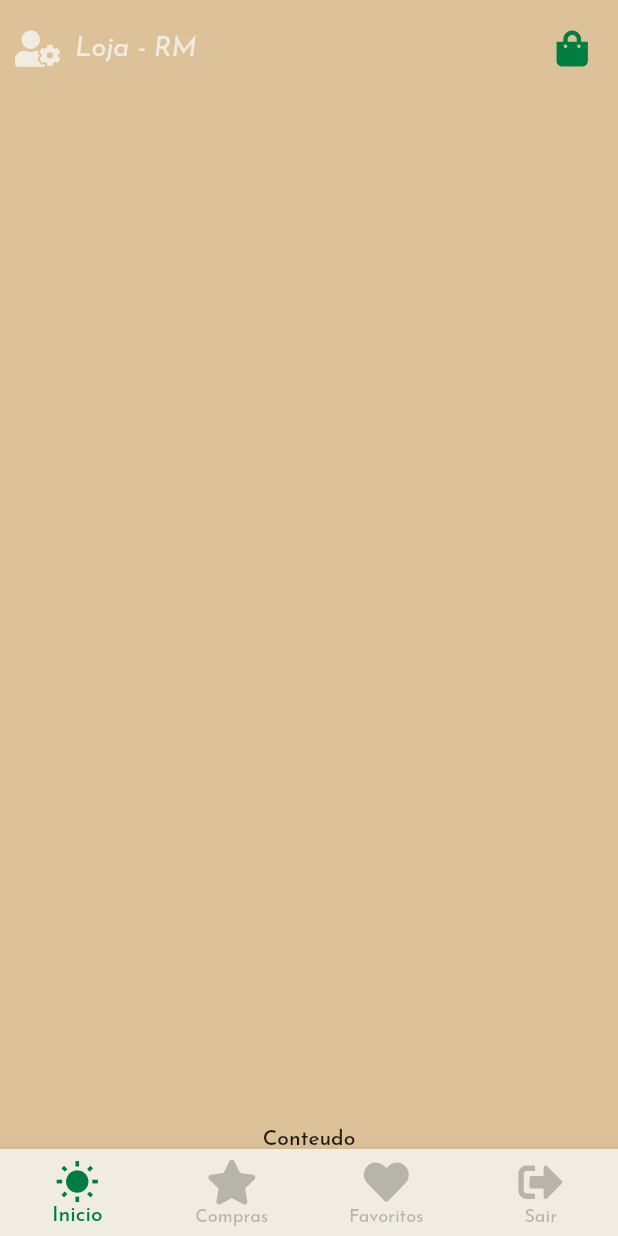
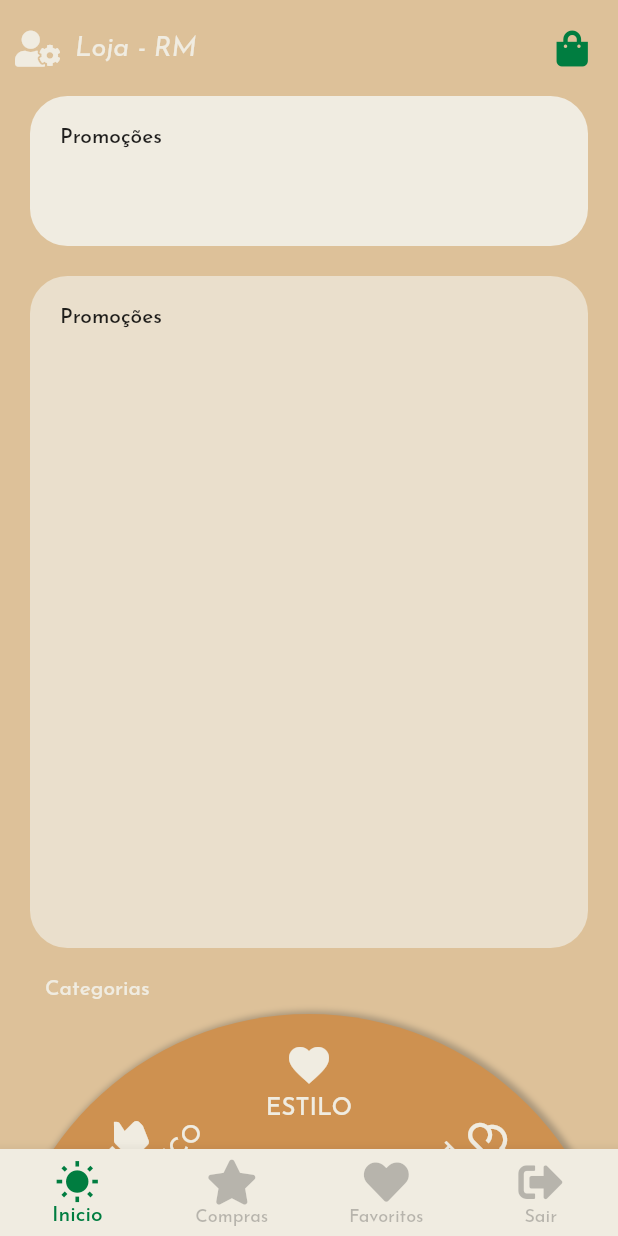
Before and after one commit to Raimundo-Martins/Loja-Virtual-de-Oculos---Flutter, a Flutter app: the screen it shows after launch, on a phone screen of 412 x 824 dp. Run offline on Flutter 3.47's test engine with Material 2 defaults, Android fonts, the phone set to English and light mode, and no system bars; our stand-ins replace font_awesome_flutter.

Commit message:
Roda de Categoria

```diff
--- a/lib/main.dart
+++ b/lib/main.dart
@@ -1,6 +1,6 @@
 import 'package:flutter/material.dart';
 
-import 'view/home_page.dart';
+import 'view/home/home_page.dart';
 
 void main() {
   runApp(MyApp());
--- /dev/null
+++ b/lib/view/home/home_page.dart
@@ -0,0 +1,66 @@
+import 'package:flutter/material.dart';
+import 'package:loja_virtual_oculos/view/home/roda_categoria.dart';
+import 'package:loja_virtual_oculos/view/layout.dart';
+
+class HomePage extends StatelessWidget {
+  static String tag = 'home-page';
+
+  @override
+  Widget build(BuildContext context) {
+    var content = Column(
+      crossAxisAlignment: CrossAxisAlignment.start,
+      children: <Widget>[
+        Container(
+          height: 100,
+          width: double.infinity,
+          margin: EdgeInsets.symmetric(horizontal: 20),
+          padding: EdgeInsets.all(20),
+          decoration: BoxDecoration(
+            color: Layout.light(),
+            borderRadius: BorderRadius.circular(25),
+          ),
+          child: Text('Promoções'),
+        ),
+        Expanded(
+          child: Container(
+            height: 100,
+            width: double.infinity,
+            margin: EdgeInsets.only(right: 20, top: 20, left: 20),
+            padding: EdgeInsets.all(20),
+            decoration: BoxDecoration(
+              color: Layout.light(0.7),
+              borderRadius: BorderRadius.circular(25),
+            ),
+            child: Text('Promoções'),
+          ),
+        ),
+        SizedBox(height: 20),
+        Padding(
+          padding: const EdgeInsets.only(left: 30),
+          child: Text(
+            'Categorias',
+            style: TextStyle(
+              color: Layout.light(),
+            ),
+          ),
+        ),
+        Container(
+          height: 100,
+          child: SingleChildScrollView(
+            physics: NeverScrollableScrollPhysics(),
+            child: RodaCategoria(),
+          ),
+        ),
+      ],
+    );
+    return Layout.render(
+      context,
+      content,
+      // floatingActionButton: FloatingActionButton(
+      //   onPressed: null,
+      //   child: Icon(Icons.plus_one),
+      // ),
+      bottomItemSelected: 0,
+    );
+  }
+}
--- /dev/null
+++ b/lib/view/home/roda_categoria.dart
@@ -0,0 +1,197 @@
+import 'package:flutter/material.dart';
+
+import 'dart:math';
+
+import '../layout.dart';
+
+enum SwypeDirection { left, right }
+
+class RodaCategoria extends StatefulWidget {
+  @override
+  State<RodaCategoria> createState() => _RodaCategoriaState();
+}
+
+class _RodaCategoriaState extends State<RodaCategoria>
+    with SingleTickerProviderStateMixin {
+  AnimationController _controller;
+
+  double _startDeg = 0;
+  double _endDeg = 0;
+  double _dragInitial = 0;
+
+  SwypeDirection _swypeDirection;
+
+  int _currentItem = 0;
+
+  final List<Map<String, dynamic>> itens = const [
+    {"id": '1', "icon": Icons.favorite, "text": 'Estilo'},
+    {"id": '2', "icon": Icons.filter_drama, "text": 'Teen'},
+    {"id": '3', "icon": Icons.flight, "text": 'Viagem'},
+    {"id": '4', "icon": Icons.store_mall_directory, "text": 'Trabalho'},
+    {"id": '5', "icon": Icons.style, "text": 'Casual'},
+    {"id": '6', "icon": Icons.supervised_user_circle, "text": 'Execultivo'},
+    {"id": '7', "icon": Icons.switch_video, "text": 'Esporte'},
+    {"id": '8', "icon": Icons.thumb_up, "text": 'Classico'},
+  ];
+
+  @override
+  void initState() {
+    super.initState();
+    _controller = AnimationController(
+      vsync: this,
+      duration: Duration(milliseconds: 100),
+    );
+  }
+
+  @override
+  void dispose() {
+    super.dispose();
+    _controller.dispose();
+  }
+
+  @override
+  Widget build(BuildContext context) {
+    return Stack(
+      children: <Widget>[
+        Container(
+          height: MediaQuery.of(context).size.width,
+          width: MediaQuery.of(context).size.width,
+          margin: EdgeInsets.symmetric(vertical: 10),
+          decoration: BoxDecoration(
+            shape: BoxShape.circle,
+            boxShadow: [
+              BoxShadow(
+                blurRadius: 3,
+                spreadRadius: 2,
+                offset: Offset(2, 0),
+                color: Layout.dark(.3),
+              )
+            ],
+          ),
+        ),
+        RotationTransition(
+          turns: Tween(begin: _startDeg, end: _endDeg).animate(_controller),
+          child: GestureDetector(
+            /* onTap: () {
+              _controller.reset();
+              _startDeg = _endDeg;
+              _endDeg += (1 / itens.length);
+              setState(() {
+                _controller.forward();
+              });
+            }, */
+            onHorizontalDragStart: (details) {
+              _dragInitial = details.globalPosition.dx;
+            },
+            onHorizontalDragUpdate: (details) {
+              _swypeDirection = SwypeDirection.right;
+
+              if ((details.globalPosition.dx - _dragInitial) < 0) {
+                _swypeDirection = SwypeDirection.left;
+              }
+            },
+            onHorizontalDragEnd: (details) {
+              _startDeg = _endDeg;
+              _controller.reset();
+
+              switch (_swypeDirection) {
+                case SwypeDirection.left:
+                  _endDeg -= (1 / itens.length);
+                  _currentItem++;
+                  if (_currentItem > itens.length - 1) {
+                    _currentItem = 0;
+                  }
+                  break;
+                case SwypeDirection.right:
+                  _endDeg += (1 / itens.length);
+                  _currentItem--;
+                  if (_currentItem < 0) {
+                    _currentItem = itens.length - 1;
+                  }
+                  break;
+                default:
+              }
+
+              _swypeDirection = null;
+              setState(() {
+                _controller.forward();
+              });
+            },
+            child: Container(
+              height: MediaQuery.of(context).size.width,
+              width: MediaQuery.of(context).size.width,
+              margin: EdgeInsets.symmetric(vertical: 10),
+              decoration: BoxDecoration(
+                color: Layout.secondaryDark(),
+                shape: BoxShape.circle,
+              ),
+              child: Stack(children: _getCategorias()),
+            ),
+          ),
+        )
+      ],
+    );
+  }
+
+  List<Widget> _getCategorias() {
+    List<Widget> result = [];
+
+    /* result.add(
+      ClipRRect(
+        borderRadius: BorderRadius.circular(
+          MediaQuery.of(context).size.width,
+        ),
+        child: Image.asset('', fit: BoxFit.cover),
+      ),
+    ); */
+
+    var angleFactor = (pi * 2) / itens.length;
+    var angle = -angleFactor;
+
+    for (Map<String, dynamic> item in itens) {
+      angle += angleFactor;
+      result.add(
+        Transform.rotate(
+          angle: angle,
+          child: Container(
+            height: MediaQuery.of(context).size.width,
+            width: MediaQuery.of(context).size.width,
+            margin: EdgeInsets.symmetric(vertical: 10),
+            decoration: BoxDecoration(
+              shape: BoxShape.circle,
+            ),
+            child: Column(
+              children: <Widget>[
+                SizedBox(height: 8),
+                Icon(item['icon'], size: 32, color: Layout.light()),
+                SizedBox(height: 5),
+                Text(
+                  '${item['text']}'.toUpperCase(),
+                  style: Theme.of(context)
+                      .textTheme
+                      .subtitle1
+                      .copyWith(color: Layout.light()),
+                )
+              ],
+            ),
+          ),
+        ),
+      );
+    }
+
+    return result;
+  }
+
+  /* List<Map<String, dynamic>> _getListaCategorias() {
+    return [
+      {"icon": Icons.favorite, "text": 'Estilo'},
+      {"icon": Icons.filter_drama, "text": 'Teen'},
+      {"icon": Icons.flight, "text": 'Viagem'},
+      {"icon": Icons.store_mall_directory, "text": 'Trabalho'},
+      {"icon": Icons.style, "text": 'Casual'},
+      {"icon": Icons.supervised_user_circle, "text": 'Execultivo'},
+      {"icon": Icons.switch_video, "text": 'Esporte'},
+      {"icon": Icons.thumb_up, "text": 'Classico'},
+    ];
+  } */
+}
--- a/lib/view/home_page.dart
+++ /dev/null
@@ -1,20 +0,0 @@
-import 'package:flutter/material.dart';
-import 'package:loja_virtual_oculos/view/layout.dart';
-
-class HomePage extends StatelessWidget {
-  static String tag = 'home-page';
-
-  @override
-  Widget build(BuildContext context) {
-    var content = Column();
-    return Layout.render(
-      context,
-      content,
-      // floatingActionButton: FloatingActionButton(
-      //   onPressed: null,
-      //   child: Icon(Icons.plus_one),
-      // ),
-      bottomItemSelected: 0,
-    );
-  }
-}
--- a/lib/view/layout.dart
+++ b/lib/view/layout.dart
@@ -31,11 +31,11 @@ class Layout {
                       Expanded(
                         child: Text(
                           'Loja - RM',
-                          style: Theme.of(context).textTheme.subhead.copyWith(
-                                color: Layout.light(),
-                                fontSize: 18,
-                                fontStyle: FontStyle.italic,
-                              ),
+                          style: TextStyle(
+                            color: Layout.light(),
+                            fontSize: 18,
+                            fontStyle: FontStyle.italic,
+                          ),
                         ),
                       ),
                       Padding(
@@ -50,7 +50,6 @@ class Layout {
                   ),
                 ),
                 Expanded(child: child),
-                Text('Conteudo'),
               ],
             )
           ],
```
